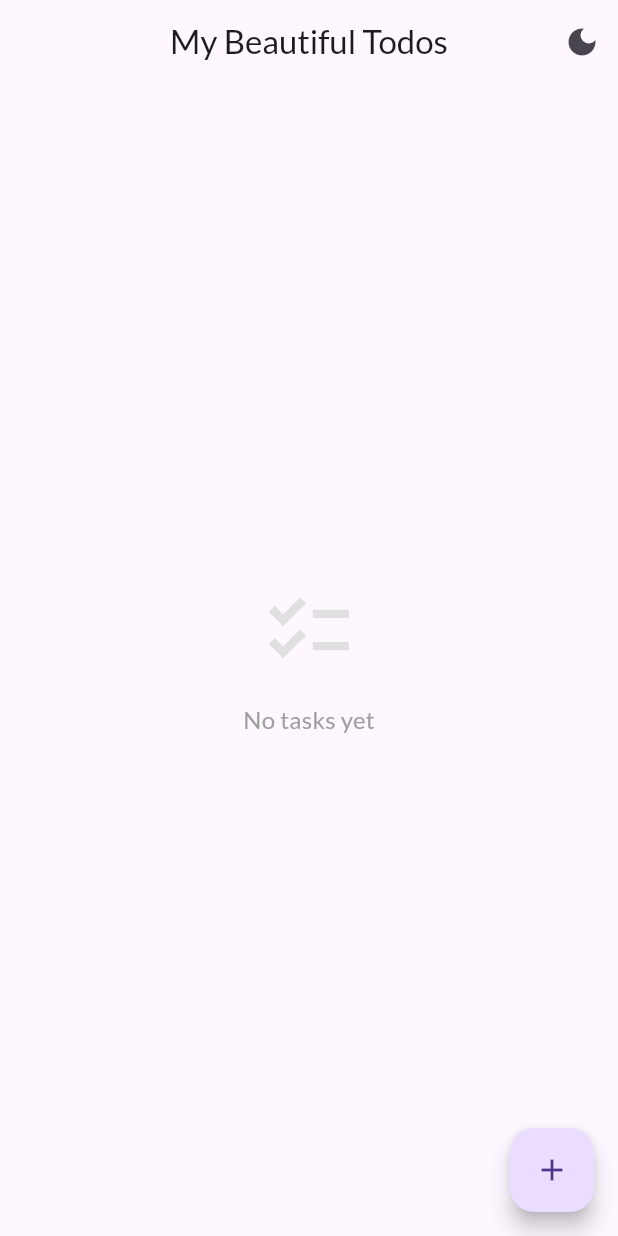
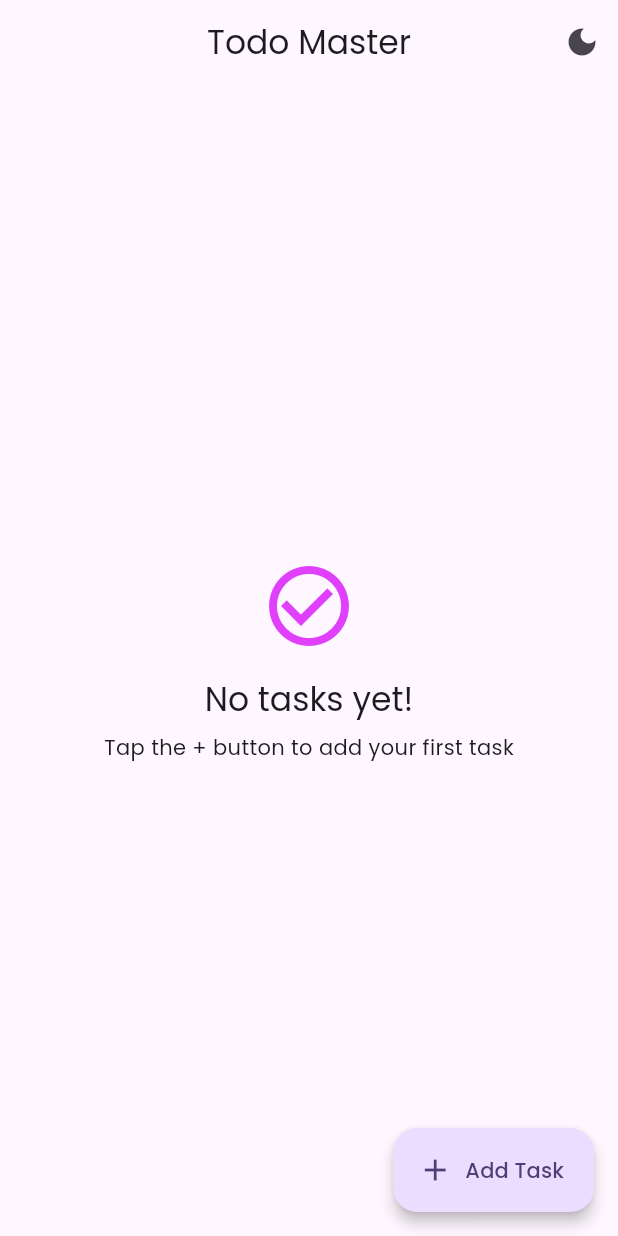
Before and after one commit to S4IF-TP/flutter-todolist-project, a Flutter app: the screen it shows after launch, on a phone screen of 412 x 824 dp. Run offline on Flutter 3.47's test engine with Material 3 defaults, Android fonts, the phone set to English and light mode, and no system bars; our stand-ins replace cloud_firestore, firebase_core, flutter_slidable, google_fonts; accounts and stored records are empty.

Commit message:
UI enhancement

```diff
--- a/lib/main.dart
+++ b/lib/main.dart
@@ -1,10 +1,15 @@
 import 'package:flutter/material.dart';
 import 'package:google_fonts/google_fonts.dart';
+import 'package:firebase_core/firebase_core.dart';
+import 'package:cloud_firestore/cloud_firestore.dart';
+import 'firebase_options.dart';
+import 'package:flutter_slidable/flutter_slidable.dart';
 
-// A global notifier to switch between light and dark themes
-final ValueNotifier<ThemeMode> themeNotifier = ValueNotifier(ThemeMode.light);
+ValueNotifier<ThemeMode> themeNotifier = ValueNotifier(ThemeMode.light);
 
-void main() {
+void main() async {
+  WidgetsFlutterBinding.ensureInitialized();
+  await Firebase.initializeApp(options: DefaultFirebaseOptions.currentPlatform);
   runApp(const MyApp());
 }
 
@@ -13,34 +18,45 @@ class MyApp extends StatelessWidget {
 
   @override
   Widget build(BuildContext context) {
-    // Define light theme
     final lightTheme = ThemeData(
-      primarySwatch: Colors.deepPurple,
+      colorScheme: ColorScheme.fromSeed(
+        seedColor: Colors.deepPurple,
+        brightness: Brightness.light,
+        primary: Colors.deepPurple,
+        secondary: Colors.purpleAccent,
+      ),
       useMaterial3: true,
-      textTheme: GoogleFonts.latoTextTheme(),
-      elevatedButtonTheme: ElevatedButtonThemeData(
-        style: ElevatedButton.styleFrom(
-          shape: RoundedRectangleBorder(
-            borderRadius: BorderRadius.circular(12),
+      textTheme: GoogleFonts.poppinsTextTheme(),
+      cardTheme: CardTheme(
+        elevation: 2,
+        shape: RoundedRectangleBorder(borderRadius: BorderRadius.circular(12)),
+        margin: const EdgeInsets.symmetric(vertical: 4),
       ),
-        ),
+      floatingActionButtonTheme: FloatingActionButtonThemeData(
+        elevation: 4,
+        shape: RoundedRectangleBorder(borderRadius: BorderRadius.circular(16)),
       ),
     );
 
-    // Define dark theme
     final darkTheme = ThemeData(
+      colorScheme: ColorScheme.fromSeed(
+        seedColor: Colors.deepPurple,
         brightness: Brightness.dark,
-      primarySwatch: Colors.deepPurple,
+        primary: Colors.deepPurple[300],
+        secondary: Colors.purpleAccent[200],
+      ),
       useMaterial3: true,
-      textTheme: GoogleFonts.latoTextTheme(
+      textTheme: GoogleFonts.poppinsTextTheme(
         ThemeData(brightness: Brightness.dark).textTheme,
       ),
-      elevatedButtonTheme: ElevatedButtonThemeData(
-        style: ElevatedButton.styleFrom(
-          shape: RoundedRectangleBorder(
-            borderRadius: BorderRadius.circular(12),
+      cardTheme: CardTheme(
+        elevation: 2,
+        shape: RoundedRectangleBorder(borderRadius: BorderRadius.circular(12)),
+        margin: const EdgeInsets.symmetric(vertical: 4),
       ),
-        ),
+      floatingActionButtonTheme: FloatingActionButtonThemeData(
+        elevation: 4,
+        shape: RoundedRectangleBorder(borderRadius: BorderRadius.circular(16)),
       ),
     );
 
@@ -48,7 +64,7 @@ class MyApp extends StatelessWidget {
       valueListenable: themeNotifier,
       builder: (_, currentMode, __) {
         return MaterialApp(
-          title: 'Flutter Todo List',
+          title: 'Todo Master',
           theme: lightTheme,
           darkTheme: darkTheme,
           themeMode: currentMode,
@@ -68,84 +84,101 @@ class TodoListScreen extends StatefulWidget {
 }
 
 class _TodoListScreenState extends State<TodoListScreen> {
-  final List<TodoItem> _todos = [];
-  final TextEditingController _textController = TextEditingController();
+  final TextEditingController _textFieldController = TextEditingController();
+  final CollectionReference _todosCollection = FirebaseFirestore.instance
+      .collection('todos');
 
-  void _addTodoItem(String title) {
-    if (title.trim().isEmpty) return;
-    setState(() {
-      _todos.insert(0, TodoItem(title: title.trim()));
+  Future<void> _addTodoItem(String title) async {
+    if (title.trim().isNotEmpty) {
+      await _todosCollection.add({
+        'title': title.trim(),
+        'isDone': false,
+        'createdAt': Timestamp.now(),
       });
-    _textController.clear();
-    Navigator.of(context).pop();
+      _textFieldController.clear();
+      if (mounted) {
+        Navigator.of(context).maybePop();
+      }
+    }
   }
 
-  void _toggleTodoStatus(int index) {
-    setState(() {
-      _todos[index].isDone = !_todos[index].isDone;
-    });
+  Future<void> _toggleTodoStatus(DocumentSnapshot todoDoc) async {
+    final currentStatus =
+        (todoDoc.data() as Map<String, dynamic>)['isDone'] as bool? ?? false;
+    await _todosCollection.doc(todoDoc.id).update({'isDone': !currentStatus});
   }
 
-  void _deleteTodoItem(int index) {
-    final deletedItem = _todos[index];
-    setState(() {
-      _todos.removeAt(index);
-    });
-    ScaffoldMessenger.of(context).showSnackBar(
-      SnackBar(
-        content: Text('Deleted "${deletedItem.title}"'),
-        action: SnackBarAction(
-          label: 'Undo',
-          onPressed: () {
-            setState(() {
-              _todos.insert(index, deletedItem);
-            });
-          },
-        ),
-      ),
-    );
+  Future<void> _deleteTodoItem(DocumentSnapshot todoDoc) async {
+    await _todosCollection.doc(todoDoc.id).delete();
   }
 
-  Future<void> _showAddDialog() async {
-    return showModalBottomSheet(
+  Future<void> _displayAddDialog() async {
+    return showDialog<void>(
       context: context,
-      shape: const RoundedRectangleBorder(
-        borderRadius: BorderRadius.vertical(top: Radius.circular(24)),
+      barrierDismissible: true,
+      builder: (BuildContext context) {
+        return Dialog(
+          shape: RoundedRectangleBorder(
+            borderRadius: BorderRadius.circular(16),
           ),
-      isScrollControlled: true,
-      builder: (context) {
-        return Padding(
-          padding: EdgeInsets.only(
-            bottom: MediaQuery.of(context).viewInsets.bottom + 16,
-            left: 16,
-            right: 16,
-            top: 24,
-          ),
+          child: Padding(
+            padding: const EdgeInsets.all(16.0),
             child: Column(
               mainAxisSize: MainAxisSize.min,
               children: [
                 Text(
-                'New Todo',
-                style: Theme.of(context).textTheme.headlineSmall,
+                  'Add New Task',
+                  style: Theme.of(context).textTheme.headlineSmall?.copyWith(
+                    fontWeight: FontWeight.bold,
                   ),
-              const SizedBox(height: 12),
+                ),
+                const SizedBox(height: 16),
                 TextField(
-                controller: _textController,
+                  controller: _textFieldController,
                   decoration: InputDecoration(
                     hintText: 'What needs to be done?',
                     border: OutlineInputBorder(
                       borderRadius: BorderRadius.circular(12),
                     ),
+                    contentPadding: const EdgeInsets.symmetric(
+                      vertical: 12,
+                      horizontal: 16,
                     ),
-                onSubmitted: _addTodoItem,
+                  ),
+                  autofocus: true,
+                  onSubmitted: (value) => _addTodoItem(value),
                 ),
                 const SizedBox(height: 16),
-              ElevatedButton.icon(
-                onPressed: () => _addTodoItem(_textController.text),
-                icon: const Icon(Icons.check),
-                label: const Text('Add Todo'),
+                Row(
+                  mainAxisAlignment: MainAxisAlignment.end,
+                  children: [
+                    TextButton(
+                      style: TextButton.styleFrom(
+                        foregroundColor:
+                            Theme.of(context).colorScheme.secondary,
+                      ),
+                      child: const Text('Cancel'),
+                      onPressed: () {
+                        _textFieldController.clear();
+                        Navigator.of(context).pop();
+                      },
+                    ),
+                    const SizedBox(width: 8),
+                    ElevatedButton(
+                      style: ElevatedButton.styleFrom(
+                        backgroundColor:
+                            Theme.of(context).colorScheme.primaryContainer,
+                        shape: RoundedRectangleBorder(
+                          borderRadius: BorderRadius.circular(12),
+                        ),
+                      ),
+                      child: const Text('Add Task'),
+                      onPressed: () => _addTodoItem(_textFieldController.text),
                     ),
                   ],
+                ),
+              ],
+            ),
           ),
         );
       },
@@ -156,9 +189,8 @@ class _TodoListScreenState extends State<TodoListScreen> {
   Widget build(BuildContext context) {
     return Scaffold(
       appBar: AppBar(
-        title: const Text('My Beautiful Todos'),
+        title: const Text('Todo Master'),
         centerTitle: true,
-        elevation: 0,
         actions: [
           IconButton(
             icon: Icon(
@@ -175,86 +207,146 @@ class _TodoListScreenState extends State<TodoListScreen> {
           ),
         ],
       ),
-      body:
-          _todos.isEmpty
-              ? Center(
+      body: StreamBuilder<QuerySnapshot>(
+        stream:
+            _todosCollection
+                .orderBy('createdAt', descending: false)
+                .snapshots(),
+        builder: (context, snapshot) {
+          if (snapshot.connectionState == ConnectionState.waiting) {
+            return const Center(child: CircularProgressIndicator());
+          }
+          if (snapshot.hasError) {
+            return Center(
               child: Column(
-                  mainAxisSize: MainAxisSize.min,
+                mainAxisAlignment: MainAxisAlignment.center,
                 children: [
-                    Icon(Icons.checklist, size: 64, color: Colors.grey[300]),
+                  const Icon(Icons.error_outline, size: 48, color: Colors.red),
                   const SizedBox(height: 16),
                   Text(
-                      'No tasks yet',
-                      style: Theme.of(
-                        context,
-                      ).textTheme.titleMedium!.copyWith(color: Colors.grey),
+                    'Error loading todos',
+                    style: Theme.of(context).textTheme.titleLarge,
+                  ),
+                  const SizedBox(height: 8),
+                  Text(
+                    '${snapshot.error}',
+                    textAlign: TextAlign.center,
+                    style: Theme.of(context).textTheme.bodyMedium,
                   ),
                 ],
               ),
-              )
-              : ListView.builder(
-                padding: const EdgeInsets.all(8),
-                itemCount: _todos.length,
+            );
+          }
+          final docs = snapshot.data?.docs;
+          if (docs == null || docs.isEmpty) {
+            return Center(
+              child: Column(
+                mainAxisAlignment: MainAxisAlignment.center,
+                children: [
+                  Icon(
+                    Icons.check_circle_outline,
+                    size: 64,
+                    color: Theme.of(context).colorScheme.secondary,
+                  ),
+                  const SizedBox(height: 16),
+                  Text(
+                    'No tasks yet!',
+                    style: Theme.of(context).textTheme.titleLarge,
+                  ),
+                  const SizedBox(height: 8),
+                  Text(
+                    'Tap the + button to add your first task',
+                    style: Theme.of(context).textTheme.bodyMedium,
+                  ),
+                ],
+              ),
+            );
+          }
+
+          return ListView.builder(
+            padding: const EdgeInsets.all(16),
+            itemCount: docs.length,
             itemBuilder: (context, index) {
-                  final todo = _todos[index];
-                  return Dismissible(
-                    key: ValueKey(todo),
-                    direction: DismissDirection.endToStart,
-                    background: Container(
-                      alignment: Alignment.centerRight,
-                      padding: const EdgeInsets.symmetric(horizontal: 20),
-                      decoration: BoxDecoration(
-                        color: Colors.redAccent,
+              final doc = docs[index];
+              final data = doc.data() as Map<String, dynamic>?;
+              final title = data?['title'] as String? ?? '';
+              final isDone = data?['isDone'] as bool? ?? false;
+
+              return Padding(
+                padding: const EdgeInsets.only(bottom: 8),
+                child: Slidable(
+                  endActionPane: ActionPane(
+                    motion: const ScrollMotion(),
+                    children: [
+                      SlidableAction(
+                        onPressed: (context) => _deleteTodoItem(doc),
+                        backgroundColor: Colors.red,
+                        foregroundColor: Colors.white,
+                        icon: Icons.delete,
+                        label: 'Delete',
                         borderRadius: BorderRadius.circular(12),
                       ),
-                      child: const Icon(Icons.delete, color: Colors.white),
+                    ],
                   ),
-                    onDismissed: (_) => _deleteTodoItem(index),
                   child: Card(
-                      elevation: 2,
-                      shape: RoundedRectangleBorder(
-                        borderRadius: BorderRadius.circular(12),
-                      ),
                     child: ListTile(
                       contentPadding: const EdgeInsets.symmetric(
+                        horizontal: 16,
                         vertical: 8,
-                          horizontal: 16,
                       ),
-                        leading: Checkbox(
-                          value: todo.isDone,
-                          onChanged: (_) => _toggleTodoStatus(index),
+                      leading: Transform.scale(
+                        scale: 1.3,
+                        child: Checkbox(
+                          shape: RoundedRectangleBorder(
+                            borderRadius: BorderRadius.circular(6),
+                          ),
+                          value: isDone,
+                          onChanged: (_) => _toggleTodoStatus(doc),
+                        ),
                       ),
                       title: Text(
-                          todo.title,
+                        title,
                         style: TextStyle(
+                          fontSize: 16,
                           decoration:
-                                todo.isDone ? TextDecoration.lineThrough : null,
-                            color: todo.isDone ? Colors.grey : null,
+                              isDone
+                                  ? TextDecoration.lineThrough
+                                  : TextDecoration.none,
+                          color:
+                              isDone
+                                  ? Theme.of(context).disabledColor
+                                  : Theme.of(
+                                    context,
+                                  ).textTheme.titleMedium?.color,
                         ),
                       ),
-                        onTap: () => _toggleTodoStatus(index),
+                      trailing: Icon(
+                        isDone ? Icons.check_circle : Icons.circle_outlined,
+                        color:
+                            isDone
+                                ? Theme.of(context).colorScheme.primary
+                                : Theme.of(context).disabledColor,
+                      ),
+                    ),
                   ),
                 ),
               );
             },
+          );
+        },
       ),
-      floatingActionButton: FloatingActionButton(
-        onPressed: _showAddDialog,
-        child: const Icon(Icons.add),
+      floatingActionButton: FloatingActionButton.extended(
+        onPressed: _displayAddDialog,
+        icon: const Icon(Icons.add),
+        label: const Text('Add Task'),
+        elevation: 4,
       ),
     );
   }
 
   @override
   void dispose() {
-    _textController.dispose();
+    _textFieldController.dispose();
     super.dispose();
   }
 }
-
-class TodoItem {
-  String title;
-  bool isDone;
-
-  TodoItem({required this.title, this.isDone = false});
-}
--- a/pubspec.yaml
+++ b/pubspec.yaml
@@ -35,6 +35,9 @@ dependencies:
   # Use with the CupertinoIcons class for iOS style icons.
   cupertino_icons: ^1.0.8
   google_fonts: ^6.2.1 # or the latest version on pub.dev
+  firebase_core: ^3.13.0 # Should be added by flutterfire configure
+  cloud_firestore: ^5.6.6 # Add this line
+  flutter_slidable: ^3.0.0
 
 dev_dependencies:
   flutter_test:
```
Also changed, not shown: firebase.json (added), lib/firebase_options.dart (added), pubspec.lock, 6 other files. Lines whose indentation alone changed are shown as unchanged.
